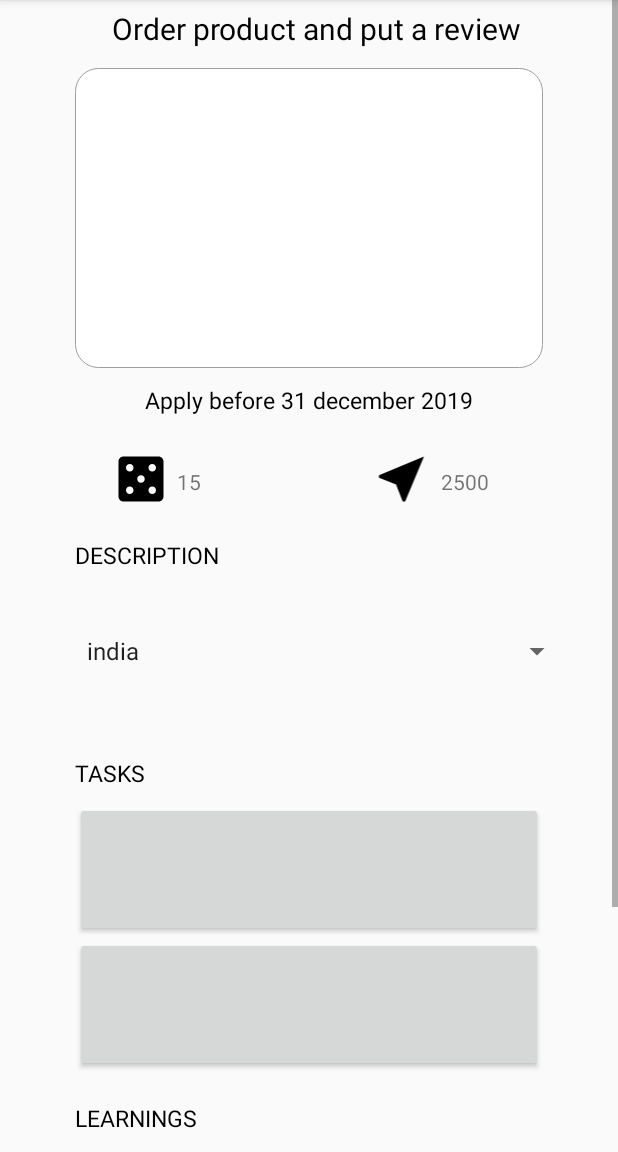
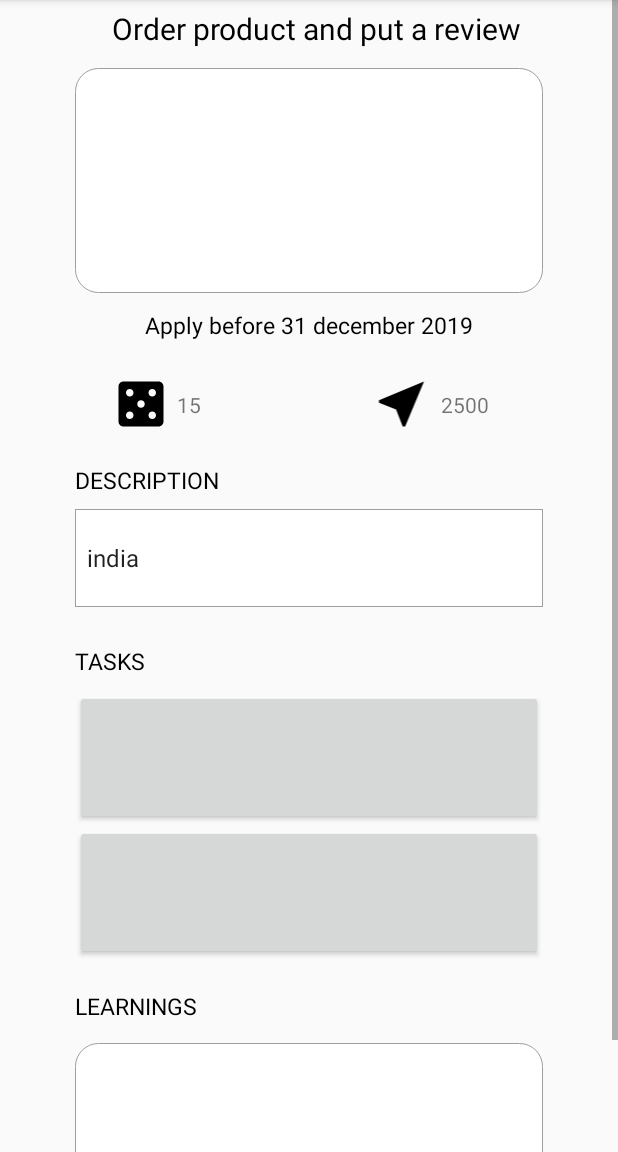
Before and after one commit to Akash049/youngengine, an Android app: the AtclickActivity screen opened directly, with no data from a screen before it, on a phone screen of 412 x 824 dp, the part 84-1236 px from its top. Run offline under Robolectric (Android 15) with nearby library versions, the phone set to English and light mode, and no system bars; plain views replace FlipperLayout.

Commit message:
more editing

```diff
--- /dev/null
+++ b/app/src/main/res/drawable/spinner_box.xml
@@ -0,0 +1,7 @@
+<shape xmlns:android="http://schemas.android.com/apk/res/android" android:shape="rectangle" >
+    <solid android:color="#ffffff"/>
+    <corners android:radius="0dp"/>
+    <stroke
+        android:width="0.7dp"
+        android:color="#9E9E9E"/>
+</shape>
--- a/app/src/main/res/layout/activity_atclick.xml
+++ b/app/src/main/res/layout/activity_atclick.xml
@@ -30,10 +30,9 @@
         app:layout_constraintEnd_toEndOf="parent"
         app:layout_constraintStart_toStartOf="parent"
         app:layout_constraintTop_toTopOf="parent" />
-
     <LinearLayout
             android:layout_width="match_parent"
-            android:layout_height="200dp"
+            android:layout_height="150dp"
             android:layout_marginLeft="50dp"
             android:layout_marginTop="5dp"
             android:layout_marginRight="50dp"
@@ -83,7 +82,7 @@
                 android:layout_width="0dp"
                 android:layout_height="match_parent"
                 android:layout_gravity="center"
-                android:layout_marginTop="@dimen/padding_4dp"
+                android:layout_marginTop="7dp"
                 android:layout_weight="1"
                 android:text="15"></TextView>
 
@@ -99,7 +98,7 @@
                 android:layout_width="0dp"
                 android:layout_height="match_parent"
                 android:layout_gravity="center"
-                android:layout_marginTop="@dimen/padding_4dp"
+                android:layout_marginTop="7dp"
                 android:layout_weight="1"
                 android:text="2500"></TextView>
 
@@ -119,11 +118,12 @@
         <Spinner
             android:id="@+id/description"
             android:layout_width="match_parent"
-            android:layout_height="90dp"
+            android:layout_height="65dp"
             android:layout_marginLeft="50dp"
-            android:layout_marginRight="30dp"
+            android:layout_marginRight="50dp"
             android:layout_marginBottom="5dp"
             android:layout_weight="2"
+            android:background="@drawable/spinner_box"
             android:autofillHints="Select Country"
 
             ></Spinner>
@@ -167,7 +167,7 @@
         ></TextView>
     <LinearLayout
         android:layout_width="match_parent"
-        android:layout_height="200dp"
+        android:layout_height="150dp"
         android:layout_marginLeft="50dp"
         android:layout_marginRight="50dp"
         android:layout_marginTop="5dp"
```
